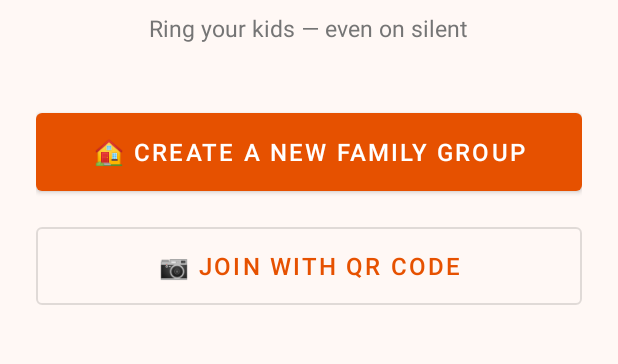
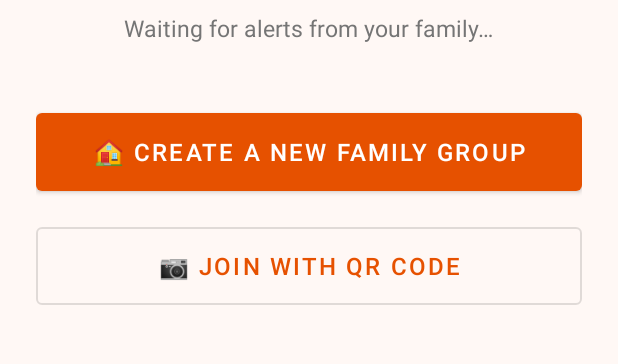
Before and after one commit to hildensia/family-ringer, an Android app: the screen it shows after launch (SetupWizardActivity), on a phone screen of 412 x 824 dp, the part 282-646 px from its top. Run offline under Robolectric (Android 15) with nearby library versions, the light colour scheme and no system bars; our stand-ins replace Firebase (no records; nobody signed in at launch, a user with empty details on screens opened directly); libraries missing offline, so code that uses them is left out: com.journeyapps.barcodescanner.

Commit message:
i18n final steps

```diff
--- a/app/src/main/res/layout/activity_alert.xml
+++ b/app/src/main/res/layout/activity_alert.xml
@@ -18,7 +18,7 @@
         android:id="@+id/textAlertTitle"
         android:layout_width="wrap_content"
         android:layout_height="wrap_content"
-        android:text="FAMILY ALERT"
+        android:text="@string/alert_title"
         android:textSize="18sp"
         android:letterSpacing="0.15"
         android:textStyle="bold"
@@ -40,7 +40,7 @@
         android:id="@+id/btnDismiss"
         android:layout_width="200dp"
         android:layout_height="64dp"
-        android:text="✓ GOT IT"
+        android:text="@string/btn_got_it"
         android:textSize="18sp"
         android:textStyle="bold"
         android:backgroundTint="@color/white"
--- a/app/src/main/res/layout/activity_setup_wizard.xml
+++ b/app/src/main/res/layout/activity_setup_wizard.xml
@@ -23,7 +23,7 @@
         <TextView
             android:layout_width="wrap_content"
             android:layout_height="wrap_content"
-            android:text="Family Ringer"
+            android:text="@string/app_name"
             android:textSize="28sp"
             android:textStyle="bold"
             android:textColor="@color/primary"
@@ -32,7 +32,7 @@
         <TextView
             android:layout_width="wrap_content"
             android:layout_height="wrap_content"
-            android:text="Ring your kids — even on silent"
+            android:text="@string/child_waiting"
             android:textSize="15sp"
             android:textColor="@color/text_secondary"
             android:layout_marginBottom="40dp"/>
@@ -56,14 +56,14 @@
                 android:layout_width="match_parent"
                 android:layout_height="64dp"
                 android:layout_marginBottom="12dp"
-                android:text="🏠 Create a new family group"
+                android:text="@string/btn_create_group"
                 android:textSize="16sp"/>
 
             <com.google.android.material.button.MaterialButton
                 android:id="@+id/btnJoin"
                 android:layout_width="match_parent"
                 android:layout_height="64dp"
-                android:text="📷 Join with QR code"
+                android:text="@string/btn_join_group"
                 android:textSize="16sp"
                 style="@style/Widget.MaterialComponents.Button.OutlinedButton"/>
 
@@ -80,7 +80,7 @@
             <TextView
                 android:layout_width="wrap_content"
                 android:layout_height="wrap_content"
-                android:text="Create your family group"
+                android:text="@string/create_group_title"
                 android:textSize="20sp"
                 android:textStyle="bold"
                 android:textColor="@color/text_primary"
@@ -95,8 +95,8 @@
                     android:id="@+id/editGroupName"
                     android:layout_width="match_parent"
                     android:layout_height="wrap_content"
-                    android:hint="Family name (e.g. The Smiths)"
-                    android:text="My Family"/>
+                    android:hint="@string/hint_group_name"
+                    android:text="@string/default_group_name"/>
             </com.google.android.material.textfield.TextInputLayout>
 
             <com.google.android.material.textfield.TextInputLayout
@@ -108,14 +108,14 @@
                     android:id="@+id/editCreatorName"
                     android:layout_width="match_parent"
                     android:layout_height="wrap_content"
-                    android:hint="Your name (e.g. Dad)"/>
+                    android:hint="@string/hint_creator_name"/>
             </com.google.android.material.textfield.TextInputLayout>
 
             <com.google.android.material.button.MaterialButton
                 android:id="@+id/btnCreateConfirm"
                 android:layout_width="match_parent"
                 android:layout_height="56dp"
-                android:text="Create group →"/>
+                android:text="@string/btn_create_confirm"/>
 
         </LinearLayout>
 
@@ -130,7 +130,7 @@
             <TextView
                 android:layout_width="wrap_content"
                 android:layout_height="wrap_content"
-                android:text="Join a family group"
+                android:text="@string/join_group_title"
                 android:textSize="20sp"
                 android:textStyle="bold"
                 android:textColor="@color/text_primary"
@@ -140,7 +140,7 @@
                 android:id="@+id/btnScanQr"
                 android:layout_width="match_parent"
                 android:layout_height="56dp"
-                android:text="📷 Scan QR Code"
+                android:text="@string/btn_scan_qr"
                 android:layout_marginBottom="12dp"/>
 
             <TextView
@@ -161,7 +161,7 @@
                     android:id="@+id/editJoinName"
                     android:layout_width="match_parent"
                     android:layout_height="wrap_content"
-                    android:hint="Your name (e.g. Emma)"/>
+                    android:hint="@string/hint_join_name"/>
             </com.google.android.material.textfield.TextInputLayout>
 
             <RadioGroup
@@ -175,14 +175,14 @@
                     android:layout_width="0dp"
                     android:layout_height="wrap_content"
                     android:layout_weight="1"
-                    android:text="👨 Parent"/>
+                    android:text="@string/role_parent"/>
 
                 <RadioButton
                     android:id="@+id/radioChild"
                     android:layout_width="0dp"
                     android:layout_height="wrap_content"
                     android:layout_weight="1"
-                    android:text="👦 Child"
+                    android:text="@string/role_child"
                     android:checked="true"/>
 
             </RadioGroup>
@@ -191,7 +191,7 @@
                 android:id="@+id/btnJoinConfirm"
                 android:layout_width="match_parent"
                 android:layout_height="56dp"
-                android:text="Join group →"
+                android:text="@string/btn_join_confirm"
                 android:visibility="gone"/>
 
         </LinearLayout>
--- a/app/src/main/res/menu/main_menu.xml
+++ b/app/src/main/res/menu/main_menu.xml
@@ -3,12 +3,12 @@
     xmlns:app="http://schemas.android.com/apk/res-auto">
     <item
         android:id="@+id/action_qr"
-        android:title="Invite (QR)"
+        android:title="@string/menu_invite"
         android:icon="@drawable/ic_qr"
         app:showAsAction="ifRoom"/>
     <item
         android:id="@+id/action_settings"
-        android:title="Settings"
+        android:title="@string/menu_settings"
         android:icon="@drawable/ic_settings"
         app:showAsAction="ifRoom"/>
 </menu>
```
Also changed, not shown: app/src/main/res/layout/activity_main.xml (+4 -4 lines), app/src/main/res/layout/activity_settings.xml (+10 -10 lines).
